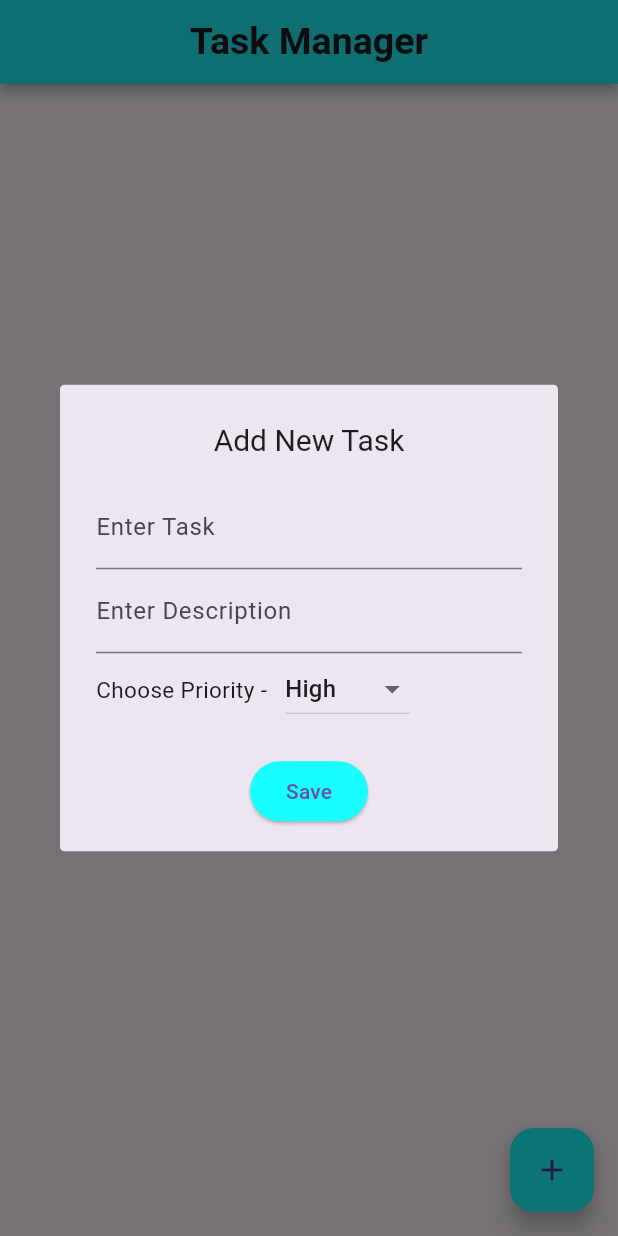
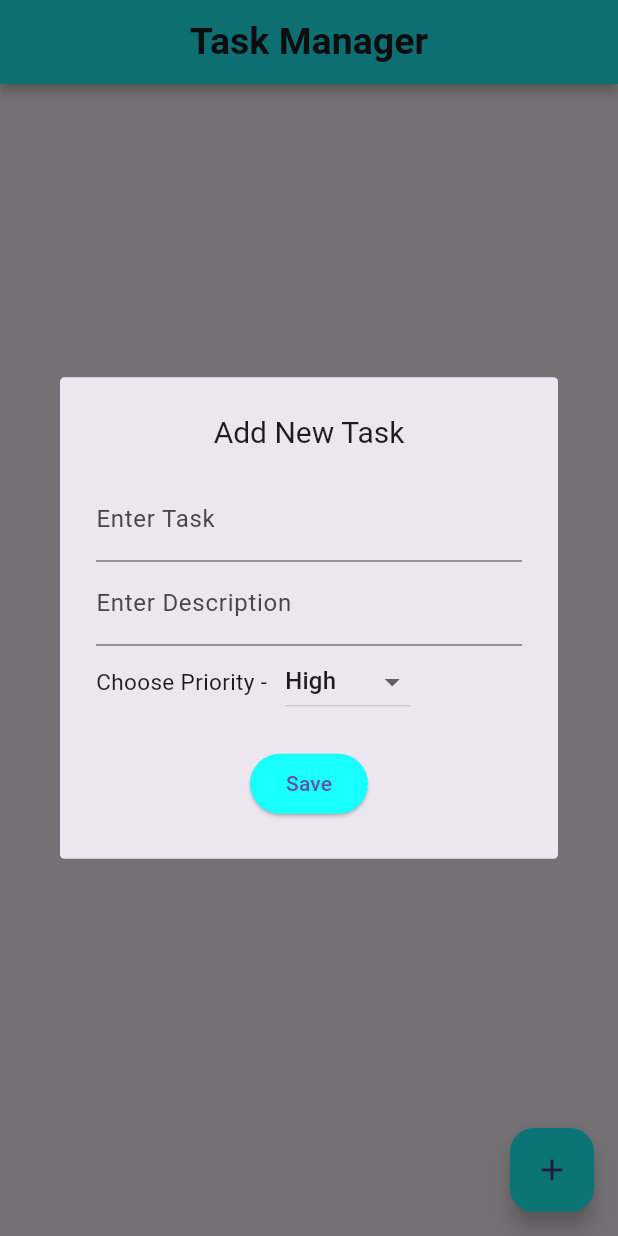
Before and after one commit to piyush-143/task_manager_app, a Flutter app: the screen it shows after launch, after a tap on the "add" icon, on a phone screen of 412 x 824 dp. Run offline on Flutter 3.47's test engine with Material 3 defaults, Android fonts, the phone set to English and light mode, and no system bars.

Commit message:
Render flex update

```diff
--- a/lib/custom_widgets/custom_dialog_box.dart
+++ b/lib/custom_widgets/custom_dialog_box.dart
@@ -33,7 +33,7 @@ class _CustomDialogBoxState extends State<CustomDialogBox> {
       shape: RoundedRectangleBorder(borderRadius: BorderRadius.circular(3)),
       content: SizedBox(
         width: 350,
-        height: 220,
+        height: 230,
         child: Column(
           children: [
             TextFormField(
```
